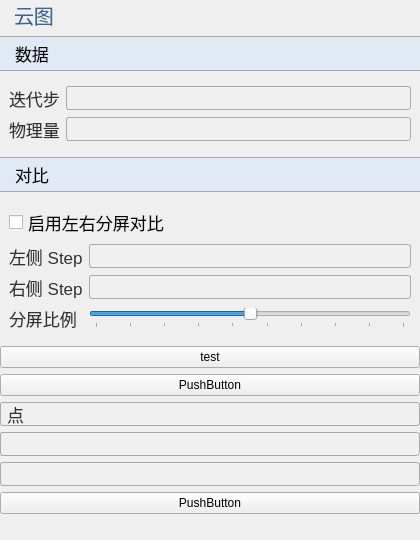
This is plugins/Base_PostProcessing/NephogramSettingWidget.ui in asd977/base_cae as Qt 5 draws it before an edit. The edited form follows.
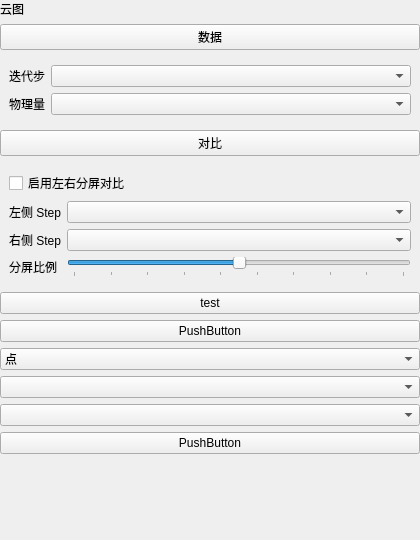
This is the edited form. Icons and pictures are not drawn.

Patch:
```diff
--- a/plugins/Base_PostProcessing/NephogramSettingWidget.ui
+++ b/plugins/Base_PostProcessing/NephogramSettingWidget.ui
@@ -10,132 +10,6 @@
     <height>540</height>
    </rect>
   </property>
-  <property name="styleSheet">
-   <string notr="true">QWidget{
-font-family: &quot;Microsoft YaHei&quot;, &quot;微软雅黑&quot;;
-
-}
-QPushButton#pushButton_2,
-QPushButton#pushButton {
-    background-color: rgb(224, 233, 244);
-    border-width: 1px;
-    border-color: rgb(121, 121, 121);
-    border-style: solid;
-    height: 33px;
-    border-top: 1px solid rgb(169, 169, 169); /* 上边框为灰色 */
-    border-bottom: 1px solid rgb(169, 169, 169); /* 下边框为灰色 */
-    border-left: none; /* 移除左边框 */
-    border-right: none;
-    text-align: left;
-	padding-left: 15px;
-	font-size: 17px;
-	border-style: solid;
-}
-QLabel {
-    font-family: &quot;Microsoft YaHei&quot;, &quot;微软雅黑&quot;;
-    font-size: 17px;
-    text-align: left;
-    color: rgb(51, 51, 51);
-    white-space: nowrap;
-    line-height: 50px;
-    position: absolute;
-    top: 0px;
-    left: 0px;
-}
-QLabel#label {
-    font-size: 20px;
-    font-family: &quot;Microsoft YaHei&quot;, 微软雅黑;
-    text-align: left;
-	padding-left:9px;
-    color: rgb(53, 103, 147);
-}
-QComboBox {
-    font-family: &quot;Microsoft YaHei&quot;, 微软雅黑;
-    font-size: 17px;
-    text-align: left;
-    color: rgb(51, 51, 51);
-    padding-left:6px;
-    background: rgb(240, 240, 240);
-    border: 1px solid rgb(169, 169, 169);
-    border-radius: 3px; /* 设置边框的圆角半径为5像素 */
-}
-QComboBox::drop-down {
-    background: rgb(240, 240, 240);
-}
-QComboBox::down-arrow {
-    image: url(:/resources/down_arrow.png); /* 替换下拉箭头图标 */
-}
-/*QCombobox右侧按钮*/
-QComboBox::drop-down {
-    subcontrol-origin: padding;
-    subcontrol-position: top right;/*放于右方顶部*/
-    border-top-right-radius: 3px;/*设置边框圆角*/
-    border-bottom-right-radius: 3px;
-}
-QLineEdit {
-    border: 1px solid rgb(200, 200, 200); /* 设置边框为淡灰色 */
-    border-radius: 2px; /* 设置圆角半径为 5 像素 */
-	font-size: 17px;
-}
-QLineEdit:focus {
-    border-color: rgb(100, 100, 255); /* 设置焦点时的边框颜色为蓝色 */
-    outline: none; /* 去掉默认的焦点边框 */
-}
-
-QRadioButton {
-    font-size: 17px; /* 设置字体大小为 14 像素 */
-}
-
-QCheckBox {
-    font-size: 17px; /* 设置字体大小为 14 像素 */
-}
-
-QGroupBox{
-    font-size: 17px; /* 设置字体大小为 14 像素 */   
-}
-
-QPushButton#pushButton_contour_multi{
-    background-color: rgb(255, 255, 255); /* 背景色 */
-    border-width: 1px;                   /* 边框宽度 */
-    border-color: rgb(121, 121, 121);    /* 边框颜色 */	
-	font-size: 17px;
-    border-style: solid;                 /* 边框样式 */
-    border-radius: 2px;                /* 边框圆角 */
-    text-align: center;                    /* 文字左对齐 */
-
-    /* 默认状态 */
-}
-QPushButton#pushButton_contour_multi:hover{
-    background-color: rgb(235, 235, 235); /* 悬浮时的背景色 */
-    border-color: rgb(100, 100, 100);     /* 悬浮时的边框颜色 */
-}
-
-QPushButton#pushButton_contour_multi:pressed{
-    background-color: rgb(200, 200, 200); /* 点击时的背景色 */
-    border-color: rgb(80, 80, 80);         /* 点击时的边框颜色 */
-}
-
-QPushButton#pushButton_contour_single{
-    background-color: rgb(255, 255, 255); /* 背景色 */
-    border-width: 1px;                   /* 边框宽度 */
-    border-color: rgb(121, 121, 121);    /* 边框颜色 */	
-	font-size: 17px;
-    border-style: solid;                 /* 边框样式 */
-    border-radius: 2px;                /* 边框圆角 */
-    text-align: center;                    /* 文字左对齐 */
-
-    /* 默认状态 */
-}
-QPushButton#pushButton_contour_single:hover{
-    background-color: rgb(235, 235, 235); /* 悬浮时的背景色 */
-    border-color: rgb(100, 100, 100);     /* 悬浮时的边框颜色 */
-}
-
-QPushButton#pushButton_contour_single:pressed{
-    background-color: rgb(200, 200, 200); /* 点击时的背景色 */
-    border-color: rgb(80, 80, 80);         /* 点击时的边框颜色 */
-}</string>
-  </property>
   <layout class="QVBoxLayout" name="verticalLayout" stretch="0,0,0,0,0,0,0,0,0,0,0,1">
    <property name="leftMargin">
     <number>0</number>
```
